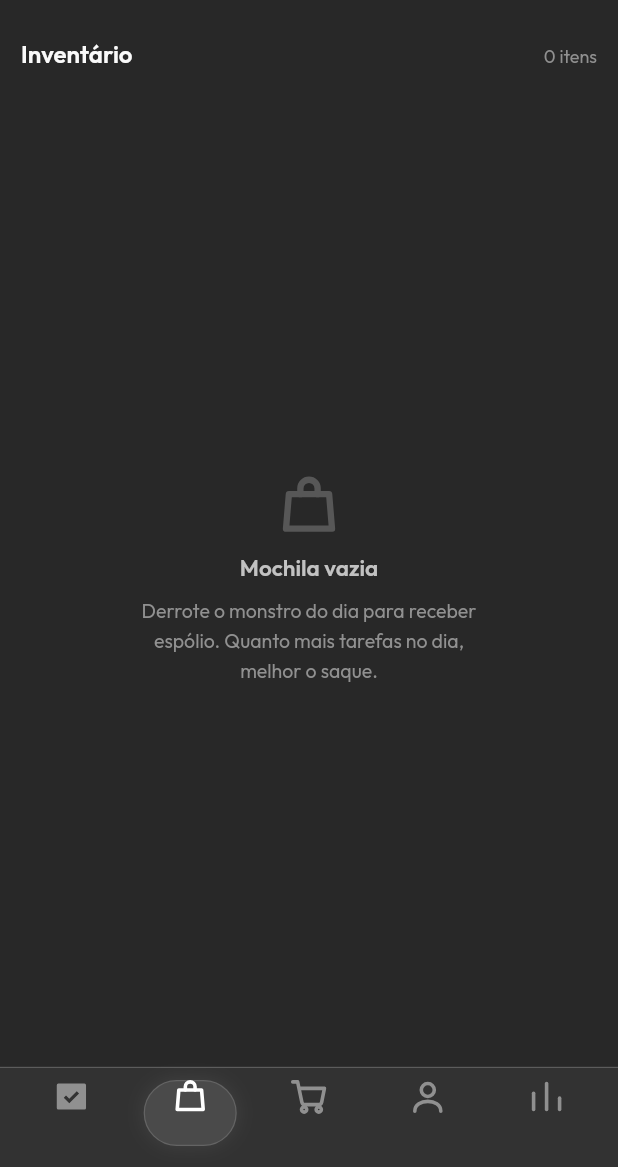
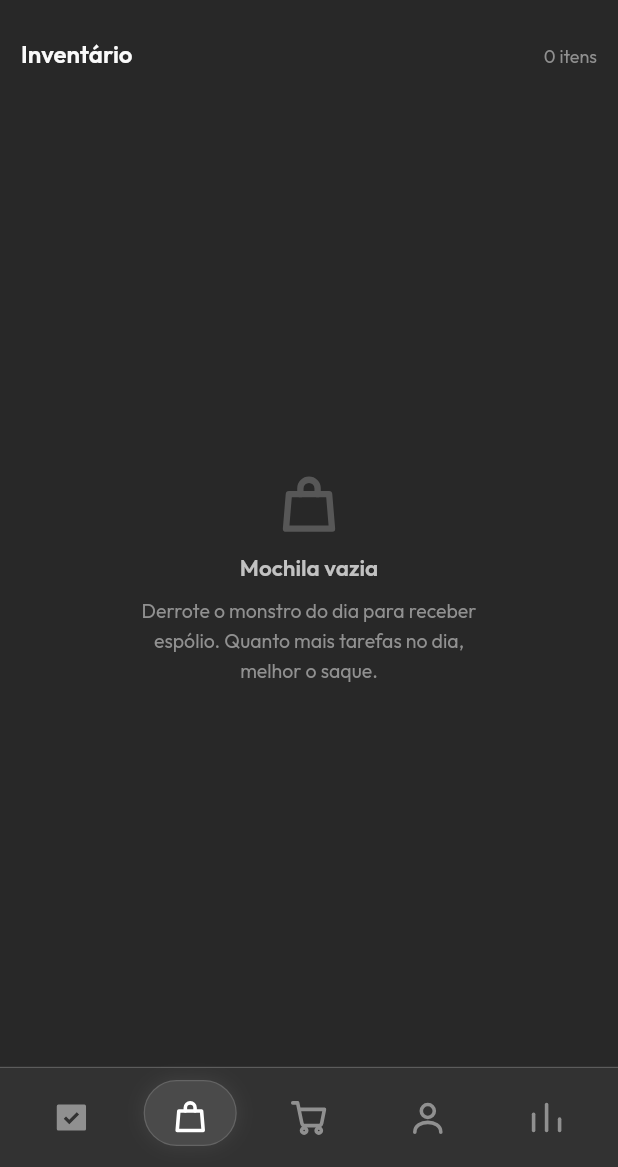
Before and after one commit to arthurwebergamer/dungeonlog, a Flutter app: the screen it shows after launch, item 2 of the bottom bar chosen, on a phone screen of 412 x 824 dp, the part 69-1236 px from its top. Run offline on Flutter 3.47's test engine with Material 3 defaults, Android fonts, the phone set to English and light mode, and no system bars; our stand-ins replace audioplayers, flutter_svg, shared_preferences.

Commit message:
Flutter: icones da barra de baixo voltam a ficar centralizados (a bolinha de conquistas deslocava)
Co-Authored-By: Claude Sonnet 5.5 <noreply@anthropic.com>

```diff
--- a/app-flutter/lib/ui/app.dart
+++ b/app-flutter/lib/ui/app.dart
@@ -197,11 +197,14 @@ class BarraNavegacao extends StatelessWidget {
                     child: GestureDetector(
                       behavior: HitTestBehavior.opaque,
                       onTap: () => aoTrocar(i),
-                      child: Stack(clipBehavior: Clip.none, alignment: Alignment.center, children: [
-                        Icone(_icones[i], tamanho: 26, cor: i == aba ? corAccent : corApagado),
-                        // bolinha de conquistas novas no ícone do Perfil (.conqbadge no .nav)
-                        if (i == 3 && estado.conquistasNaoVistas > 0) Positioned(left: largura / 2 + 2, top: -6, child: BolinhaAviso(estado.conquistasNaoVistas)),
-                      ]),
+                      // o item ocupa os 54 px da barra e o ícone fica no centro (a bolinha não muda o tamanho do item)
+                      child: SizedBox.expand(
+                        child: Stack(clipBehavior: Clip.none, children: [
+                          Center(child: Icone(_icones[i], tamanho: 26, cor: i == aba ? corAccent : corApagado)),
+                          // bolinha de conquistas novas no ícone do Perfil (.conqbadge no .nav)
+                          if (i == 3 && estado.conquistasNaoVistas > 0) Positioned(left: largura / 2 + 2, top: 2, child: BolinhaAviso(estado.conquistasNaoVistas)),
+                        ]),
+                      ),
                     ),
                   ),
                 ),
```
